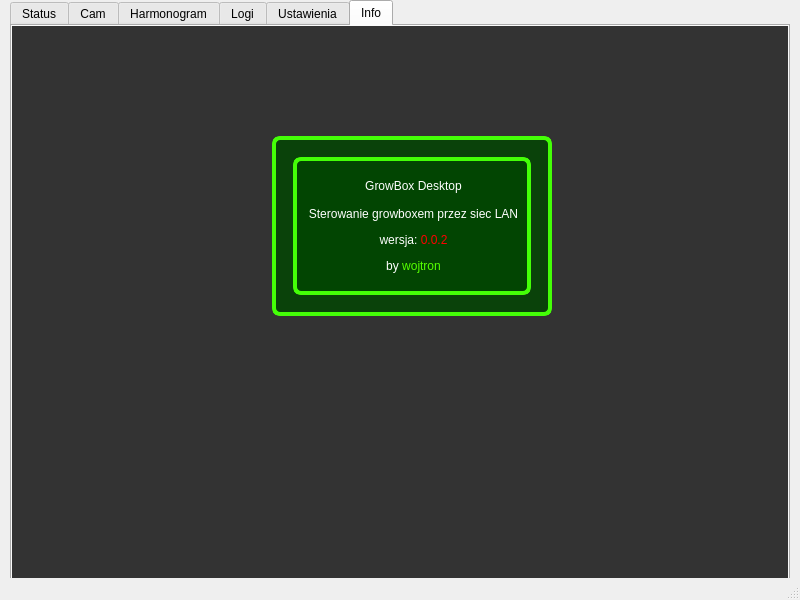
This is 3growbox_qtwidget/GrowBoxDesktop/mainwindow.ui in wojtron2/Desktop_QT_app_box as Qt 5 draws it before an edit. The edited form follows.
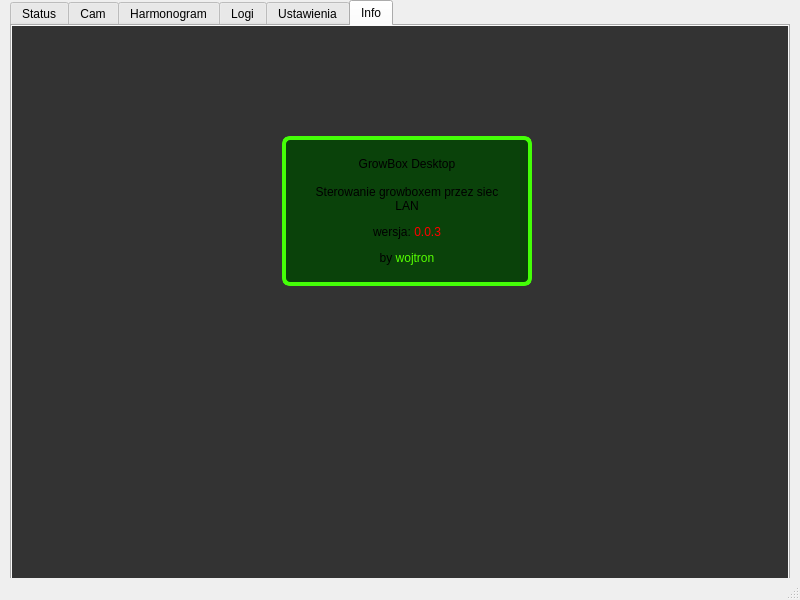
This is the edited form. Icons and pictures are not drawn.

The edit to the form file:
```diff
--- a/3growbox_qtwidget/GrowBoxDesktop/mainwindow.ui
+++ b/3growbox_qtwidget/GrowBoxDesktop/mainwindow.ui
@@ -105,21 +105,22 @@
      <attribute name="title">
       <string>Info</string>
      </attribute>
-     <widget class="QGroupBox" name="groupBox">
+     <widget class="QGroupBox" name="groupBoxInfo">
       <property name="geometry">
        <rect>
-        <x>260</x>
+        <x>270</x>
         <y>110</y>
-        <width>280</width>
-        <height>180</height>
+        <width>250</width>
+        <height>150</height>
        </rect>
       </property>
       <property name="styleSheet">
-       <string notr="true">background-color: rgba(0, 70, 0, 204);
+       <string notr="true">#groupBoxInfo{
+background-color: rgba(0, 70, 0, 204);
 border-radius: 8px;
 border: 4px solid #44ff07;
 color: white;
-padding: 8px;</string>
+padding: 8px;}</string>
       </property>
       <property name="title">
        <string/>
@@ -137,7 +138,7 @@
           <bool>false</bool>
          </property>
          <property name="text">
-          <string>&lt;html&gt;&lt;head/&gt;&lt;body&gt;&lt;p align=&quot;center&quot;&gt;GrowBox Desktop&lt;br/&gt;&lt;br/&gt;Sterowanie growboxem przez siec LAN&lt;/p&gt;&lt;p align=&quot;center&quot;&gt;wersja: &lt;span style=&quot; color:#ff0000;&quot;&gt;0.0.2&lt;/span&gt;&lt;/p&gt;&lt;p align=&quot;center&quot;&gt;by &lt;span style=&quot; color:#55ff00;&quot;&gt;wojtron&lt;/span&gt;&lt;/p&gt;&lt;/body&gt;&lt;/html&gt;</string>
+          <string>&lt;html&gt;&lt;head/&gt;&lt;body&gt;&lt;p align=&quot;center&quot;&gt;GrowBox Desktop&lt;br/&gt;&lt;br/&gt;Sterowanie growboxem przez siec LAN&lt;/p&gt;&lt;p align=&quot;center&quot;&gt;wersja: &lt;span style=&quot; color:#ff0000;&quot;&gt;0.0.3&lt;/span&gt;&lt;/p&gt;&lt;p align=&quot;center&quot;&gt;by &lt;span style=&quot; color:#55ff00;&quot;&gt;wojtron&lt;/span&gt;&lt;/p&gt;&lt;/body&gt;&lt;/html&gt;</string>
          </property>
          <property name="textFormat">
           <enum>Qt::TextFormat::AutoText</enum>
```
